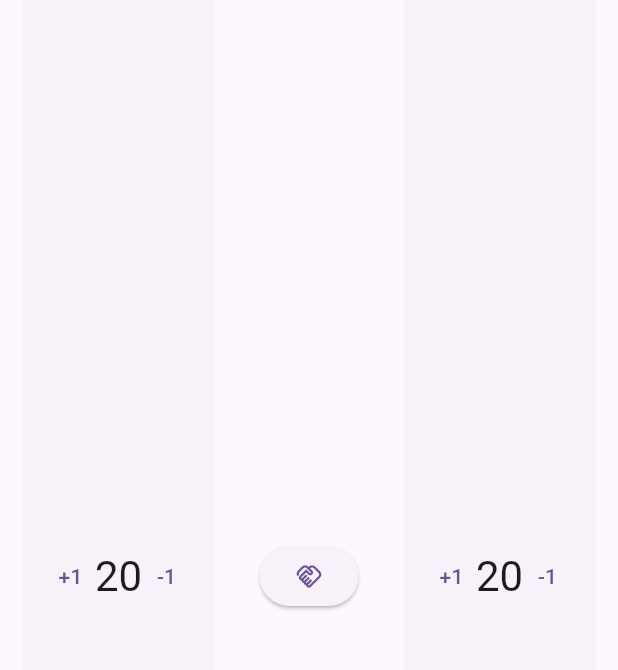
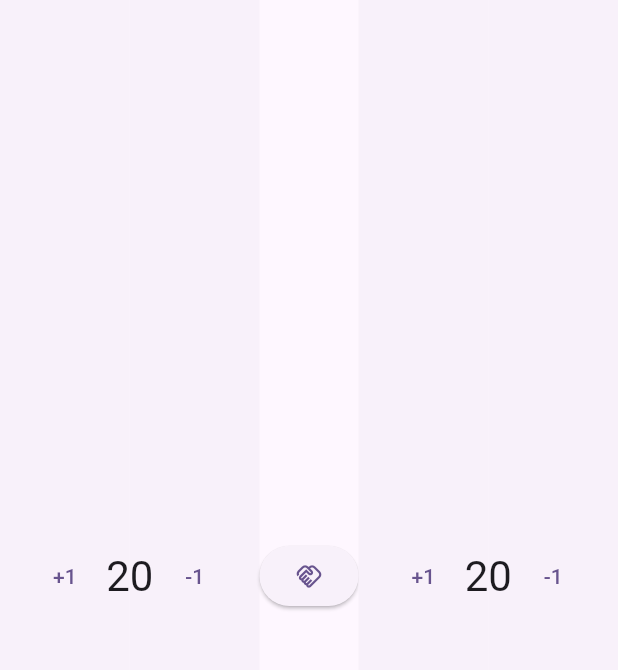
Before and after one commit to eaglew0w/life_counter, a Flutter app: the screen it shows after launch, on a phone screen of 412 x 824 dp, the part 84-754 px from its top. Run offline on Flutter 3.47's test engine with Material 3 defaults, Android fonts, the phone set to English and light mode, and no system bars.

Commit message:
ボタンを全域で使えるよう修正

```diff
--- a/lib/main.dart
+++ b/lib/main.dart
@@ -49,21 +49,18 @@ class _LifeCounterState extends State<LifeCounter> {
         backgroundColor: Theme.of(context).colorScheme.inversePrimary,
         title: Text(widget.title),
       ),
-      body: Center(
-        child: Row(
-          mainAxisAlignment: MainAxisAlignment.spaceAround,
-          mainAxisSize: MainAxisSize.max,
+      body: Row(
+        mainAxisAlignment: MainAxisAlignment.spaceEvenly,
         children: <Widget>[
-            Player(key: player1Key),
+          Expanded(child: Player(key: player1Key),),
           ElevatedButton(
             onPressed: () {
               _resetLife(defaultLife);
             },
             child: const Icon(Icons.handshake_outlined),
           ),
-            Player(key: player2Key),
+          Expanded(child: Player(key: player2Key),),
         ],
-        ),
       ),
     );
   }
--- a/lib/player.dart
+++ b/lib/player.dart
@@ -34,11 +34,10 @@ class PlayerState extends State<Player> {
       children: <Widget>[
         Center(
           child: Row(
-            mainAxisAlignment: MainAxisAlignment.center,
-            mainAxisSize: MainAxisSize.max,
             crossAxisAlignment: CrossAxisAlignment.stretch,
             children: <Widget>[
-              ElevatedButton(
+              Expanded(
+                child: ElevatedButton(
                   onPressed: _gainLife,
                   style: ElevatedButton.styleFrom(
                     shape: RoundedRectangleBorder(borderRadius: BorderRadius.circular(0)),
@@ -46,13 +45,16 @@ class PlayerState extends State<Player> {
                   ),
                 child: const Text('+1'),
                 ),
-              ElevatedButton(
+              ),
+              Expanded(
+                child: ElevatedButton(
                   onPressed: _loseLife,
                   style: ElevatedButton.styleFrom(
                     shape: RoundedRectangleBorder(borderRadius: BorderRadius.circular(0)),
                     shadowColor: Colors.transparent,
                   ),
                   child: const Text('-1'),
+                ),
               ),
             ],
           ),
```
Lines whose indentation alone changed are shown as unchanged.
